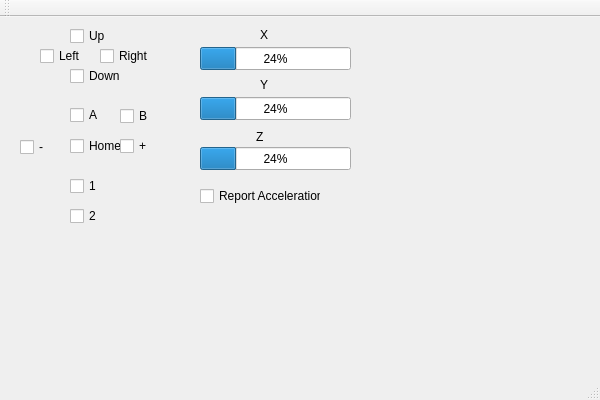
Old version of the form wmainwindow.ui in the repository joseasoler/qwiimote.
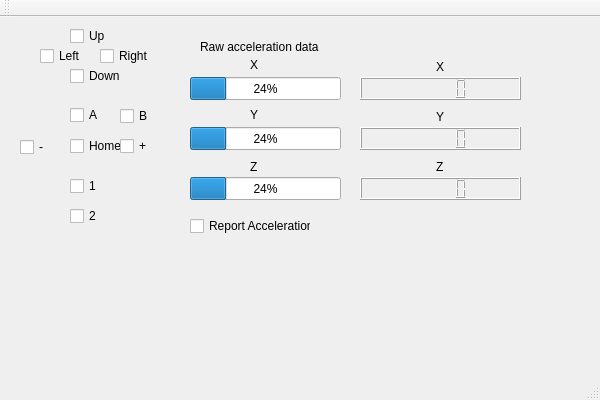
New version of the form.

Commit message: Support for calibrated acceleration data.

Patch:
```diff
--- a/wmainwindow.ui
+++ b/wmainwindow.ui
@@ -123,7 +123,7 @@
      <rect>
       <x>120</x>
       <y>90</y>
-      <width>84</width>
+      <width>31</width>
       <height>18</height>
      </rect>
     </property>
@@ -160,8 +160,8 @@
    <widget class="QProgressBar" name="acceleration_x">
     <property name="geometry">
      <rect>
-      <x>200</x>
-      <y>30</y>
+      <x>190</x>
+      <y>60</y>
       <width>151</width>
       <height>23</height>
      </rect>
@@ -173,8 +173,8 @@
    <widget class="QLabel" name="label">
     <property name="geometry">
      <rect>
-      <x>260</x>
-      <y>10</y>
+      <x>250</x>
+      <y>40</y>
       <width>16</width>
       <height>16</height>
      </rect>
@@ -186,8 +186,8 @@
    <widget class="QProgressBar" name="acceleration_y">
     <property name="geometry">
      <rect>
-      <x>200</x>
-      <y>80</y>
+      <x>190</x>
+      <y>110</y>
       <width>151</width>
       <height>23</height>
      </rect>
@@ -199,8 +199,8 @@
    <widget class="QLabel" name="label_2">
     <property name="geometry">
      <rect>
-      <x>260</x>
-      <y>60</y>
+      <x>250</x>
+      <y>90</y>
       <width>16</width>
       <height>16</height>
      </rect>
@@ -212,8 +212,8 @@
    <widget class="QProgressBar" name="acceleration_z">
     <property name="geometry">
      <rect>
-      <x>200</x>
-      <y>130</y>
+      <x>190</x>
+      <y>160</y>
       <width>151</width>
       <height>23</height>
      </rect>
@@ -225,8 +225,8 @@
    <widget class="QLabel" name="label_3">
     <property name="geometry">
      <rect>
-      <x>256</x>
-      <y>110</y>
+      <x>250</x>
+      <y>140</y>
       <width>20</width>
       <height>20</height>
      </rect>
@@ -238,8 +238,8 @@
    <widget class="QCheckBox" name="report_acceleration">
     <property name="geometry">
      <rect>
-      <x>200</x>
-      <y>170</y>
+      <x>190</x>
+      <y>200</y>
       <width>121</width>
       <height>18</height>
      </rect>
@@ -248,6 +248,88 @@
      <string>Report Acceleration</string>
     </property>
    </widget>
+   <widget class="QLabel" name="label_4">
+    <property name="geometry">
+     <rect>
+      <x>200</x>
+      <y>20</y>
+      <width>121</width>
+      <height>20</height>
+     </rect>
+    </property>
+    <property name="text">
+     <string>Raw acceleration data</string>
+    </property>
+   </widget>
+   <widget class="QLabel" name="label_5">
+    <property name="geometry">
+     <rect>
+      <x>436</x>
+      <y>90</y>
+      <width>20</width>
+      <height>20</height>
+     </rect>
+    </property>
+    <property name="text">
+     <string>Y</string>
+    </property>
+   </widget>
+   <widget class="QLabel" name="label_6">
+    <property name="geometry">
+     <rect>
+      <x>436</x>
+      <y>140</y>
+      <width>20</width>
+      <height>20</height>
+     </rect>
+    </property>
+    <property name="text">
+     <string>Z</string>
+    </property>
+   </widget>
+   <widget class="QLabel" name="label_7">
+    <property name="geometry">
+     <rect>
+      <x>436</x>
+      <y>40</y>
+      <width>20</width>
+      <height>20</height>
+     </rect>
+    </property>
+    <property name="text">
+     <string>X</string>
+    </property>
+   </widget>
+   <widget class="QLCDNumber" name="real_acceleration_x">
+    <property name="geometry">
+     <rect>
+      <x>360</x>
+      <y>60</y>
+      <width>161</width>
+      <height>23</height>
+     </rect>
+    </property>
+   </widget>
+   <widget class="QLCDNumber" name="real_acceleration_y">
+    <property name="geometry">
+     <rect>
+      <x>360</x>
+      <y>110</y>
+      <width>161</width>
+      <height>23</height>
+     </rect>
+    </property>
+   </widget>
+   <widget class="QLCDNumber" name="real_acceleration_z">
+    <property name="geometry">
+     <rect>
+      <x>360</x>
+      <y>160</y>
+      <width>161</width>
+      <height>23</height>
+     </rect>
+    </property>
+   </widget>
   </widget>
   <widget class="QMenuBar" name="menuBar">
    <property name="geometry">
```
The commit also changes 3 other files.
